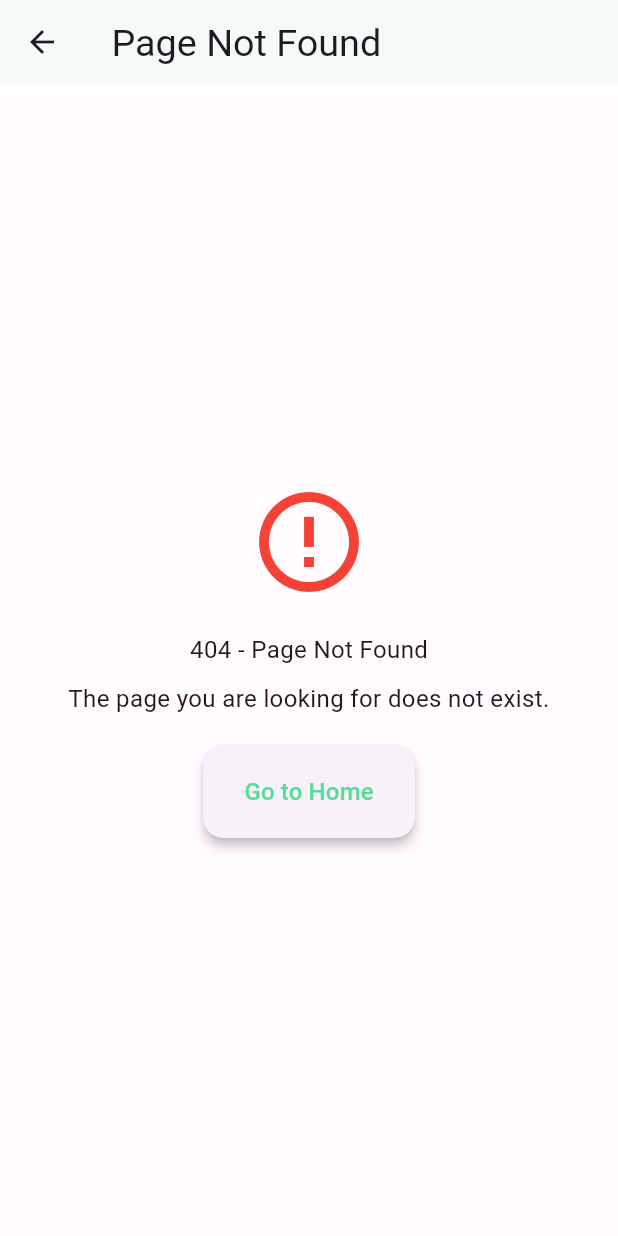
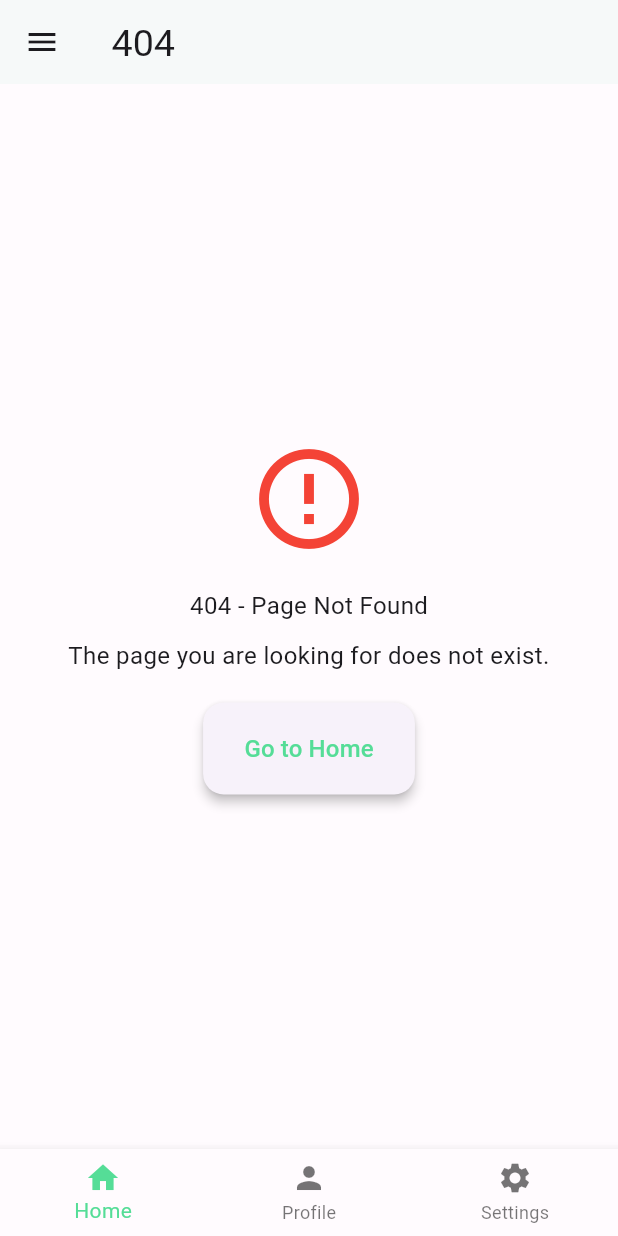
Before and after one commit to Utsav-56/Rentoshare_ui, a Flutter app: the NotFoundPage screen opened by its route, on a phone screen of 412 x 824 dp. Run offline on Flutter 3.47's test engine with Material 3 defaults, Android fonts, the light colour scheme and no system bars; drawn by our look-alikes of toastification; our stand-ins replace flutter_screenutil, get.

Commit message:
Added Presistent drawer and Bottom bar

```diff
--- /dev/null
+++ b/lib/MyApp.dart
@@ -0,0 +1,37 @@
+import 'package:flutter/material.dart';
+import 'package:rentoshare/components/app_drawer.dart' show AppDrawer;
+import 'package:rentoshare/components/bottom_navigation_bar.dart';
+
+//  THis is a custom wrapper for my app which will wrap the drawer, bottom navigation bar and other presistent widgets
+// Will use the getx obx for the state management
+class RentoShareApp extends StatelessWidget {
+  final Widget child;
+  final String title;
+
+  const RentoShareApp({
+    super.key,
+    required this.child,
+    this.title = "RentoShare",
+  });
+
+  @override
+  Widget build(BuildContext context) {
+    final isWide = MediaQuery.of(context).size.width > 600;
+    return Scaffold(
+      appBar: AppBar(title: Text(title)),
+      drawer: isWide ? null : const AppDrawer(),
+      body: isWide
+          ? Row(
+              children: [
+                const SizedBox(
+                  width: 240,
+                  child: AppDrawer(),
+                ), // persistent drawer
+                Expanded(child: child),
+              ],
+            )
+          : child,
+      bottomNavigationBar: AppBottomBar(),
+    );
+  }
+}
--- a/lib/pages/404_page.dart
+++ b/lib/pages/404_page.dart
@@ -7,7 +7,6 @@ class NotFoundPage extends StatelessWidget {
   @override
   Widget build(BuildContext context) {
     return Scaffold(
-      appBar: AppBar(title: const Text('Page Not Found')),
       body: Center(
         child: Column(
           mainAxisAlignment: MainAxisAlignment.center,
--- a/lib/pages/home_page.dart
+++ b/lib/pages/home_page.dart
@@ -11,8 +11,6 @@ class HomePage extends StatelessWidget {
     final isWide = MediaQuery.of(context).size.width > 600;
 
     return Scaffold(
-      appBar: AppBar(title: const Text("Responsive Drawer")),
-      drawer: isWide ? null : const AppDrawer(),
       body: Row(
         children: [
           if (isWide)
--- a/lib/pages/login_page.dart
+++ b/lib/pages/login_page.dart
@@ -8,7 +8,6 @@ class LoginPage extends StatelessWidget {
   @override
   Widget build(BuildContext context) {
     return Scaffold(
-      appBar: AppBar(title: const Text("Home")),
       body: Center(
         child: ElevatedButton(
           onPressed: () => AppRouter.to(AppRoutes.HOME),
--- a/lib/routes/app_routes.dart
+++ b/lib/routes/app_routes.dart
@@ -1,4 +1,6 @@
+import 'package:flutter/widgets.dart' show Widget;
 import 'package:get/get.dart';
+import 'package:rentoshare/MyApp.dart';
 import 'package:rentoshare/pages/404_page.dart';
 import '../pages/home_page.dart';
 import '../pages/login_page.dart';
@@ -12,10 +14,30 @@ class AppRoutes {
 }
 
 class AppPages {
+  // Map to store the routes and their corresponding widgets
+  static final Map<String, Widget> routes = {
+    AppRoutes.HOME: const HomePage(),
+    AppRoutes.LOGIN: const LoginPage(),
+    AppRoutes.FALLBACK: const NotFoundPage(),
+    // Add more as needed
+  };
+
+  static Widget get(String routeName) =>
+      routes[routeName] ?? const NotFoundPage();
+
   static final List<GetPage> pages = [
-    GetPage(name: AppRoutes.FALLBACK, page: () => const NotFoundPage()),
-    GetPage(name: AppRoutes.HOME, page: () => const HomePage()),
-    GetPage(name: AppRoutes.LOGIN, page: () => const LoginPage()),
+    GetPage(
+      name: AppRoutes.FALLBACK,
+      page: () => RentoShareApp(title: "404", child: get(AppRoutes.FALLBACK)),
+    ),
+    GetPage(
+      name: AppRoutes.HOME,
+      page: () => RentoShareApp(title: "Home", child: get(AppRoutes.HOME)),
+    ),
+    GetPage(
+      name: AppRoutes.LOGIN,
+      page: () => RentoShareApp(title: "Login", child: get(AppRoutes.LOGIN)),
+    ),
 
     // Add more GetPages here
   ];
```
